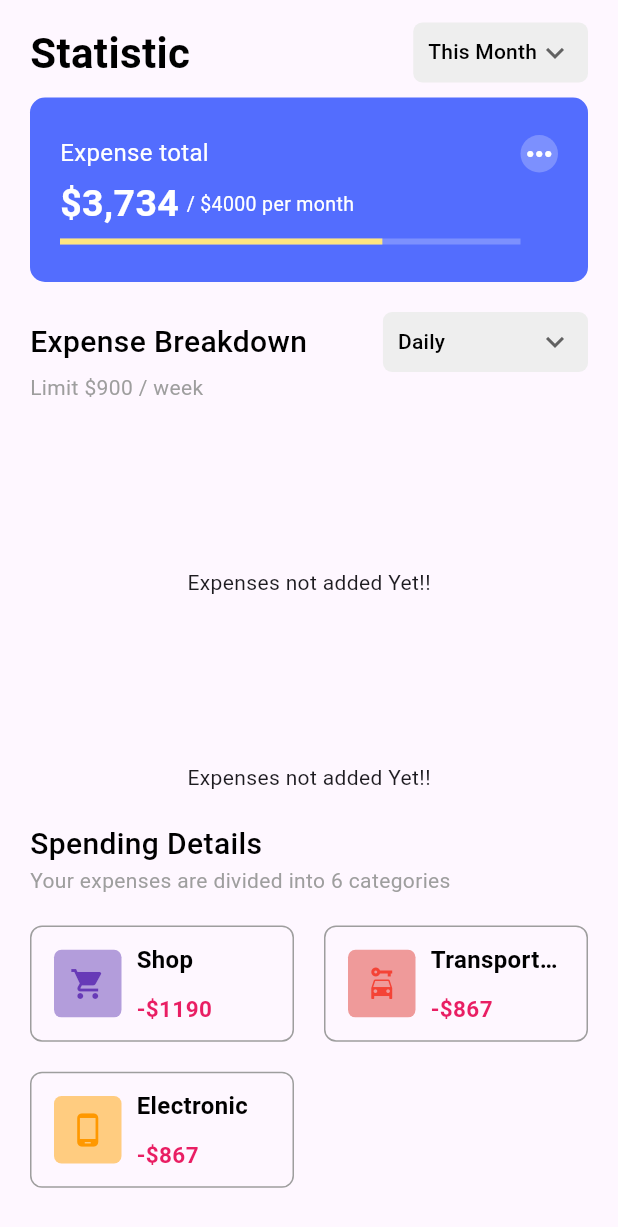
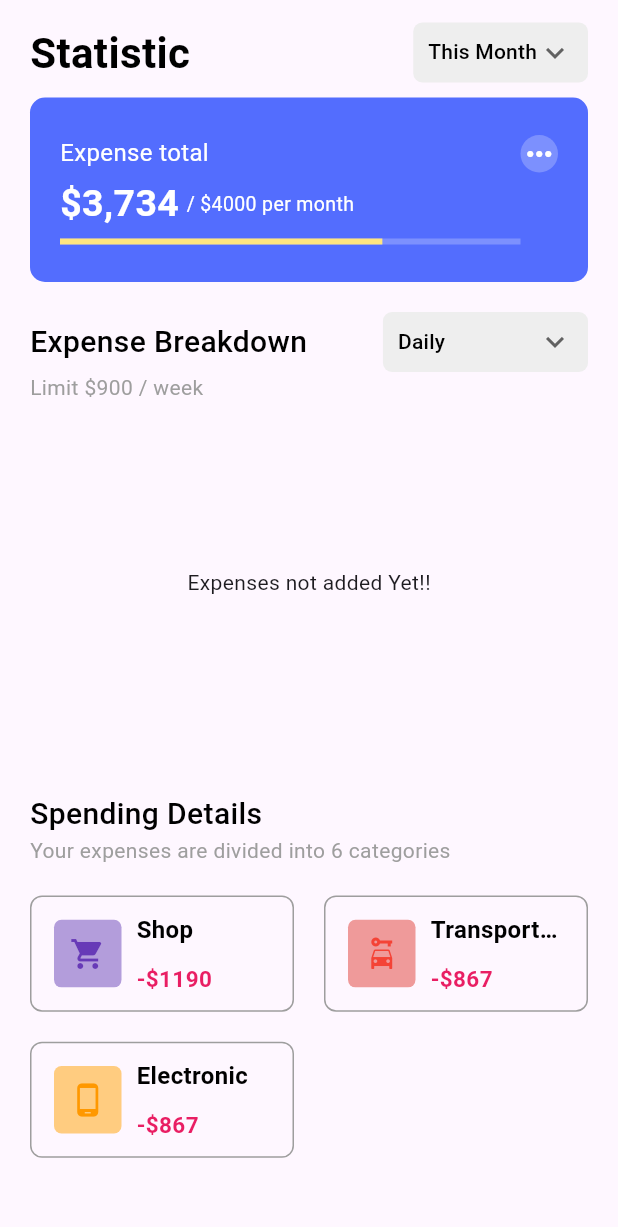
Before and after one commit to RshnGpt26/expense_app, a Flutter app: the StatisticScreen screen opened directly, on a phone screen of 412 x 824 dp. Shown: the top 1227 px of the screen. Run offline on Flutter 3.47's test engine with Material 3 defaults, Android fonts, the phone set to English and light mode, and no system bars; our stand-ins replace fl_chart, flutter_bloc, shared_preferences, sqflite; accounts and stored records are empty.

Commit message:
removed extra no expenses message.

```diff
--- a/lib/ui/statistic/statistic_screen.dart
+++ b/lib/ui/statistic/statistic_screen.dart
@@ -388,9 +388,7 @@ class _StatisticScreenState extends State<StatisticScreen> {
                           }
                           if (state is ExpenseLoadedState) {
                             if (state.expenses.isEmpty) {
-                              return Center(
-                                child: Text("Expenses not added Yet!!"),
-                              );
+                              return SizedBox();
                             }
                             FilteredExpenseModel filteredExpense =
                                 state.expenses[selectedBarIndex];
```
